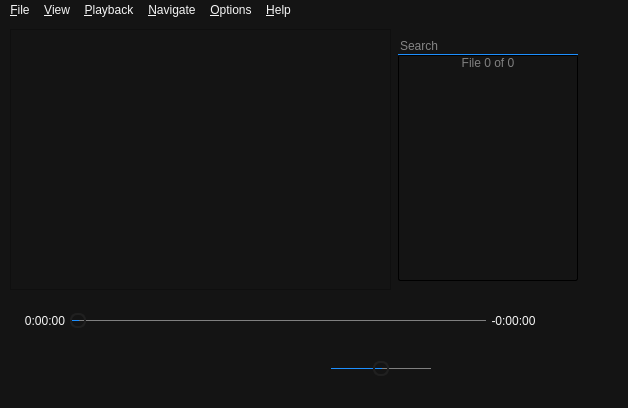
This is Baka MPlayer/windows/mainwindow.ui in u8sand/Baka-MPlayer as Qt 5 draws it before an edit. The edited form follows.
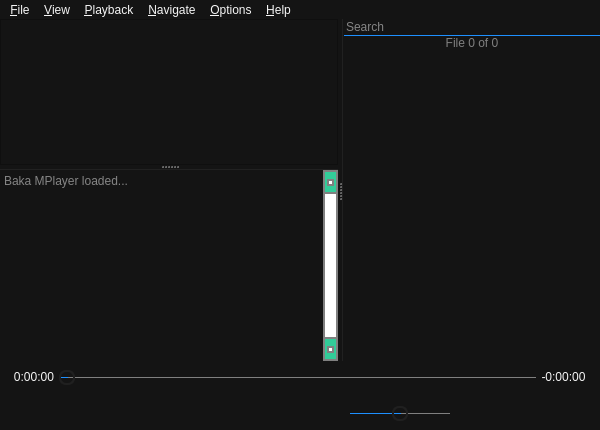
This is the edited form. Icons and pictures are not drawn. Custom widgets are drawn as their Qt base class.

Commit message: mainwindow.ui: layout finished with minor issues

Diff of the .ui file:
```diff
--- a/Baka MPlayer/windows/mainwindow.ui
+++ b/Baka MPlayer/windows/mainwindow.ui
@@ -6,8 +6,8 @@
    <rect>
     <x>0</x>
     <y>0</y>
-    <width>628</width>
-    <height>408</height>
+    <width>600</width>
+    <height>430</height>
    </rect>
   </property>
   <property name="windowTitle">
@@ -48,21 +48,31 @@
 
 /* Playlist */
 
+#playlistFrame {
+	border-left: 1px solid #212121;
+}
+
 #searchBox {
 	font-size: 12px;
 	border-bottom: 1px solid dodgerblue;
 	border-radius: 0px;
 }
 
-#listFrame {
-	border: 1px outset black;
-	border-radius: 2px;
+#searchBox::item::alternate {
+	background: black;
 }
 
 #indexLabel {
 	color: gray;
 }
 
+/* outputTextEdit */
+
+#outputTextEdit {
+	font: 12px &quot;Courier New&quot;, monospace;
+	border-top: 1px solid #212121;
+}
+
 /* QSlider */
 
 QSlider::groove:horizontal {
@@ -81,17 +91,84 @@
 	border-radius: 7px;
 	margin: -7px 0;
 	width: 12px;
-}</string>
+}
+
+/* QScrollBar:vertical */
+
+ QScrollBar:vertical {
+     border: 2px solid gray;
+     background: gray;
+     width: 15px;
+     margin: 22px 0 22px 0;
+ }
+ QScrollBar::handle:vertical {
+     background: white;
+     min-height: 20px;
+ }
+ QScrollBar::add-line:vertical {
+     border: 2px solid gray;
+     background: #32CC99;
+     height: 20px;
+     subcontrol-position: bottom;
+     subcontrol-origin: margin;
+ }
+
+ QScrollBar::sub-line:vertical {
+     border: 2px solid gray;
+     background: #32CC99;
+     height: 20px;
+     subcontrol-position: top;
+     subcontrol-origin: margin;
+ }
+ QScrollBar::up-arrow:vertical, QScrollBar::down-arrow:vertical {
+     border: 2px solid grey;
+     width: 3px;
+     height: 3px;
+     background: white;
+ }
+
+ QScrollBar::add-page:vertical, QScrollBar::sub-page:vertical {
+     background: none;
+ }</string>
   </property>
   <widget class="QWidget" name="centralwidget">
+   <layout class="QVBoxLayout" name="verticalLayout">
+    <property name="spacing">
+     <number>0</number>
+    </property>
+    <property name="leftMargin">
+     <number>0</number>
+    </property>
+    <property name="topMargin">
+     <number>0</number>
+    </property>
+    <property name="rightMargin">
+     <number>0</number>
+    </property>
+    <property name="bottomMargin">
+     <number>0</number>
+    </property>
+    <item>
+     <widget class="QSplitter" name="splitter">
+      <property name="orientation">
+       <enum>Qt::Horizontal</enum>
+      </property>
+      <widget class="QSplitter" name="videoSplitter">
+       <property name="sizePolicy">
+        <sizepolicy hsizetype="Preferred" vsizetype="Expanding">
+         <horstretch>1</horstretch>
+         <verstretch>0</verstretch>
+        </sizepolicy>
+       </property>
+       <property name="orientation">
+        <enum>Qt::Vertical</enum>
+       </property>
    <widget class="QFrame" name="mpvFrame">
-    <property name="geometry">
-     <rect>
-      <x>10</x>
-      <y>10</y>
-      <width>381</width>
-      <height>261</height>
-     </rect>
+        <property name="sizePolicy">
+         <sizepolicy hsizetype="Preferred" vsizetype="Preferred">
+          <horstretch>0</horstretch>
+          <verstretch>1</verstretch>
+         </sizepolicy>
     </property>
     <property name="frameShape">
      <enum>QFrame::StyledPanel</enum>
@@ -100,15 +177,25 @@
      <enum>QFrame::Raised</enum>
     </property>
    </widget>
+       <widget class="QPlainTextEdit" name="outputTextEdit">
+        <property name="frameShape">
+         <enum>QFrame::NoFrame</enum>
+        </property>
+        <property name="verticalScrollBarPolicy">
+         <enum>Qt::ScrollBarAlwaysOn</enum>
+        </property>
+        <property name="undoRedoEnabled">
+         <bool>false</bool>
+        </property>
+        <property name="readOnly">
+         <bool>true</bool>
+        </property>
+        <property name="placeholderText">
+         <string>Baka MPlayer loaded...</string>
+        </property>
+       </widget>
+      </widget>
    <widget class="QFrame" name="playlistFrame">
-    <property name="geometry">
-     <rect>
-      <x>396</x>
-      <y>10</y>
-      <width>191</width>
-      <height>261</height>
-     </rect>
-    </property>
     <layout class="QVBoxLayout" name="playlistLayout">
      <property name="spacing">
       <number>0</number>
@@ -116,6 +203,15 @@
      <property name="leftMargin">
       <number>2</number>
      </property>
+        <property name="topMargin">
+         <number>0</number>
+        </property>
+        <property name="rightMargin">
+         <number>0</number>
+        </property>
+        <property name="bottomMargin">
+         <number>0</number>
+        </property>
      <item>
       <widget class="QLineEdit" name="searchBox">
        <property name="placeholderText">
@@ -127,24 +223,6 @@
       </widget>
      </item>
      <item>
-      <widget class="QFrame" name="listFrame">
-       <layout class="QVBoxLayout" name="verticalLayout_2">
-        <property name="spacing">
-         <number>0</number>
-        </property>
-        <property name="leftMargin">
-         <number>0</number>
-        </property>
-        <property name="topMargin">
-         <number>0</number>
-        </property>
-        <property name="rightMargin">
-         <number>0</number>
-        </property>
-        <property name="bottomMargin">
-         <number>0</number>
-        </property>
-        <item>
          <widget class="QLabel" name="indexLabel">
           <property name="cursor">
            <cursorShape>PointingHandCursor</cursorShape>
@@ -256,17 +334,93 @@
         </item>
        </layout>
       </widget>
+     </widget>
+    </item>
+    <item>
+     <widget class="QWidget" name="horizontalWidget_3" native="true">
+      <property name="sizePolicy">
+       <sizepolicy hsizetype="Preferred" vsizetype="Fixed">
+        <horstretch>0</horstretch>
+        <verstretch>0</verstretch>
+       </sizepolicy>
+      </property>
+      <layout class="QHBoxLayout" name="horizontalLayout_4">
+       <property name="spacing">
+        <number>0</number>
+       </property>
+       <item>
+        <widget class="QLabel" name="durationLabel">
+         <property name="sizePolicy">
+          <sizepolicy hsizetype="MinimumExpanding" vsizetype="Fixed">
+           <horstretch>0</horstretch>
+           <verstretch>0</verstretch>
+          </sizepolicy>
+         </property>
+         <property name="maximumSize">
+          <size>
+           <width>50</width>
+           <height>16777215</height>
+          </size>
+         </property>
+         <property name="text">
+          <string>0:00:00</string>
+         </property>
+         <property name="alignment">
+          <set>Qt::AlignCenter</set>
+         </property>
+        </widget>
+       </item>
+       <item>
+        <widget class="CustomSlider" name="seekBar">
+         <property name="enabled">
+          <bool>false</bool>
+         </property>
+         <property name="maximum">
+          <number>1000000</number>
+         </property>
+         <property name="sliderPosition">
+          <number>0</number>
+         </property>
+         <property name="orientation">
+          <enum>Qt::Horizontal</enum>
+         </property>
+        </widget>
+       </item>
+       <item>
+        <widget class="QLabel" name="remainingLabel">
+         <property name="sizePolicy">
+          <sizepolicy hsizetype="MinimumExpanding" vsizetype="Fixed">
+           <horstretch>0</horstretch>
+           <verstretch>0</verstretch>
+          </sizepolicy>
+         </property>
+         <property name="maximumSize">
+          <size>
+           <width>55</width>
+           <height>16777215</height>
+          </size>
+         </property>
+         <property name="toolTip">
+          <string>Click to change between total and remaining time</string>
+         </property>
+         <property name="text">
+          <string>-0:00:00</string>
+         </property>
+         <property name="alignment">
+          <set>Qt::AlignCenter</set>
+         </property>
+        </widget>
      </item>
     </layout>
    </widget>
-   <widget class="QWidget" name="horizontalLayoutWidget_2">
-    <property name="geometry">
-     <rect>
-      <x>20</x>
-      <y>332</y>
-      <width>521</width>
-      <height>41</height>
-     </rect>
+    </item>
+    <item>
+     <widget class="QWidget" name="horizontalWidget_2" native="true">
+      <property name="sizePolicy">
+       <sizepolicy hsizetype="Preferred" vsizetype="Fixed">
+        <horstretch>0</horstretch>
+        <verstretch>0</verstretch>
+       </sizepolicy>
     </property>
     <layout class="QHBoxLayout" name="horizontalLayout_3">
      <property name="leftMargin">
@@ -369,9 +523,6 @@
      </item>
      <item>
       <layout class="QHBoxLayout" name="horizontalLayout_2">
-       <property name="sizeConstraint">
-        <enum>QLayout::SetFixedSize</enum>
-       </property>
        <item>
         <spacer name="horizontalSpacer">
          <property name="orientation">
@@ -393,6 +544,12 @@
          <property name="enabled">
           <bool>false</bool>
          </property>
+           <property name="sizePolicy">
+            <sizepolicy hsizetype="Fixed" vsizetype="Fixed">
+             <horstretch>0</horstretch>
+             <verstretch>0</verstretch>
+            </sizepolicy>
+           </property>
          <property name="maximumSize">
           <size>
            <width>24</width>
@@ -427,6 +584,12 @@
          <property name="enabled">
           <bool>false</bool>
          </property>
+           <property name="sizePolicy">
+            <sizepolicy hsizetype="Fixed" vsizetype="Fixed">
+             <horstretch>0</horstretch>
+             <verstretch>0</verstretch>
+            </sizepolicy>
+           </property>
          <property name="maximumSize">
           <size>
            <width>26</width>
@@ -622,94 +785,22 @@
      </item>
     </layout>
    </widget>
-   <widget class="QWidget" name="horizontalLayoutWidget_3">
-    <property name="geometry">
-     <rect>
-      <x>20</x>
-      <y>290</y>
-      <width>521</width>
-      <height>24</height>
-     </rect>
-    </property>
-    <layout class="QHBoxLayout" name="horizontalLayout_4">
-     <property name="spacing">
-      <number>0</number>
-     </property>
-     <item>
-      <widget class="QLabel" name="durationLabel">
-       <property name="sizePolicy">
-        <sizepolicy hsizetype="MinimumExpanding" vsizetype="Preferred">
-         <horstretch>0</horstretch>
-         <verstretch>0</verstretch>
-        </sizepolicy>
-       </property>
-       <property name="maximumSize">
-        <size>
-         <width>50</width>
-         <height>16777215</height>
-        </size>
-       </property>
-       <property name="text">
-        <string>0:00:00</string>
-       </property>
-       <property name="alignment">
-        <set>Qt::AlignCenter</set>
-       </property>
-      </widget>
-     </item>
-     <item>
-      <widget class="CustomSlider" name="seekBar">
-       <property name="enabled">
-        <bool>false</bool>
-       </property>
-       <property name="acceptDrops">
-        <bool>false</bool>
-       </property>
-       <property name="maximum">
-        <number>1000000</number>
-       </property>
-       <property name="sliderPosition">
-        <number>0</number>
-       </property>
-       <property name="orientation">
-        <enum>Qt::Horizontal</enum>
-       </property>
-      </widget>
-     </item>
-     <item>
-      <widget class="QLabel" name="remainingLabel">
-       <property name="sizePolicy">
-        <sizepolicy hsizetype="MinimumExpanding" vsizetype="Preferred">
-         <horstretch>0</horstretch>
-         <verstretch>0</verstretch>
-        </sizepolicy>
-       </property>
-       <property name="maximumSize">
-        <size>
-         <width>55</width>
-         <height>16777215</height>
-        </size>
-       </property>
-       <property name="toolTip">
-        <string>Click to change between total and remaining time</string>
-       </property>
-       <property name="text">
-        <string>-0:00:00</string>
-       </property>
-       <property name="alignment">
-        <set>Qt::AlignCenter</set>
-       </property>
-      </widget>
-     </item>
-    </layout>
-   </widget>
+    </item>
+   </layout>
+   <zorder>mpvFrame</zorder>
+   <zorder>playlistFrame</zorder>
+   <zorder>horizontalWidget_2</zorder>
+   <zorder>horizontalWidget_3</zorder>
+   <zorder>outputTextEdit</zorder>
+   <zorder>seekBar</zorder>
+   <zorder>remainingLabel</zorder>
   </widget>
   <widget class="QMenuBar" name="menubar">
    <property name="geometry">
     <rect>
      <x>0</x>
      <y>0</y>
-     <width>628</width>
+     <width>600</width>
      <height>23</height>
     </rect>
    </property>
```
Left out of the diff: 10 changed lines with no effect on the pictures. Lines whose indentation alone changed are shown as unchanged.
